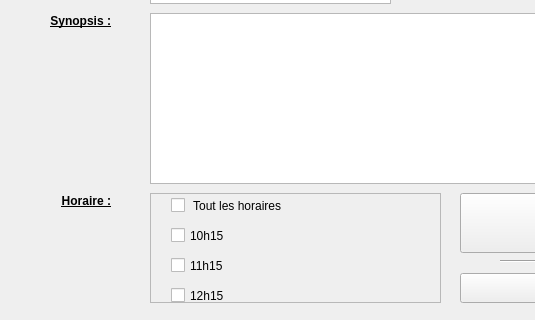
This is ui/detailEditWidget.ui in KaneRoot/ihmsem6a as Qt 5 draws it before an edit; both pictures show x 0 to 535 and y 157 to 477 of the 717 by 477 pixel window. The edited form follows.
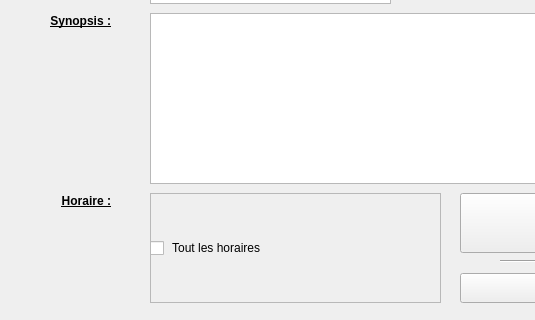
This is the edited form.

Patch:
```diff
--- a/ui/detailEditWidget.ui
+++ b/ui/detailEditWidget.ui
@@ -150,70 +150,24 @@
       <height>104</height>
      </rect>
     </property>
-    <widget class="QCheckBox" name="checkAll">
+    <widget class="QWidget" name="verticalLayoutWidget">
      <property name="geometry">
       <rect>
-       <x>20</x>
-       <y>0</y>
-       <width>251</width>
-       <height>23</height>
+       <x>-1</x>
+       <y>-1</y>
+       <width>291</width>
+       <height>111</height>
       </rect>
      </property>
-     <property name="text">
-      <string> Tout les horaires</string>
-     </property>
-    </widget>
-    <widget class="QCheckBox" name="checkAll_2">
-     <property name="geometry">
-      <rect>
-       <x>20</x>
-       <y>30</y>
-       <width>251</width>
-       <height>23</height>
-      </rect>
-     </property>
-     <property name="text">
-      <string>10h15</string>
-     </property>
-    </widget>
-    <widget class="QCheckBox" name="checkAll_3">
-     <property name="geometry">
-      <rect>
-       <x>20</x>
-       <y>60</y>
-       <width>251</width>
-       <height>23</height>
-      </rect>
-     </property>
-     <property name="text">
-      <string>11h15</string>
-     </property>
-    </widget>
-    <widget class="QCheckBox" name="checkAll_4">
-     <property name="geometry">
-      <rect>
-       <x>20</x>
-       <y>90</y>
-       <width>251</width>
-       <height>23</height>
-      </rect>
-     </property>
-     <property name="text">
-      <string>12h15</string>
-     </property>
-    </widget>
-    <widget class="QCheckBox" name="checkAll_5">
-     <property name="geometry">
-      <rect>
-       <x>20</x>
-       <y>120</y>
-       <width>251</width>
-       <height>23</height>
-      </rect>
-     </property>
-     <property name="text">
-      <string> Tout les horaires</string>
-     </property>
+     <layout class="QVBoxLayout" name="verticalLayout">
+      <item>
+       <widget class="QCheckBox" name="checkAll">
+        <property name="text">
+         <string> Tout les horaires</string>
+        </property>
+       </widget>
+      </item>
+     </layout>
     </widget>
    </widget>
   </widget>
```
